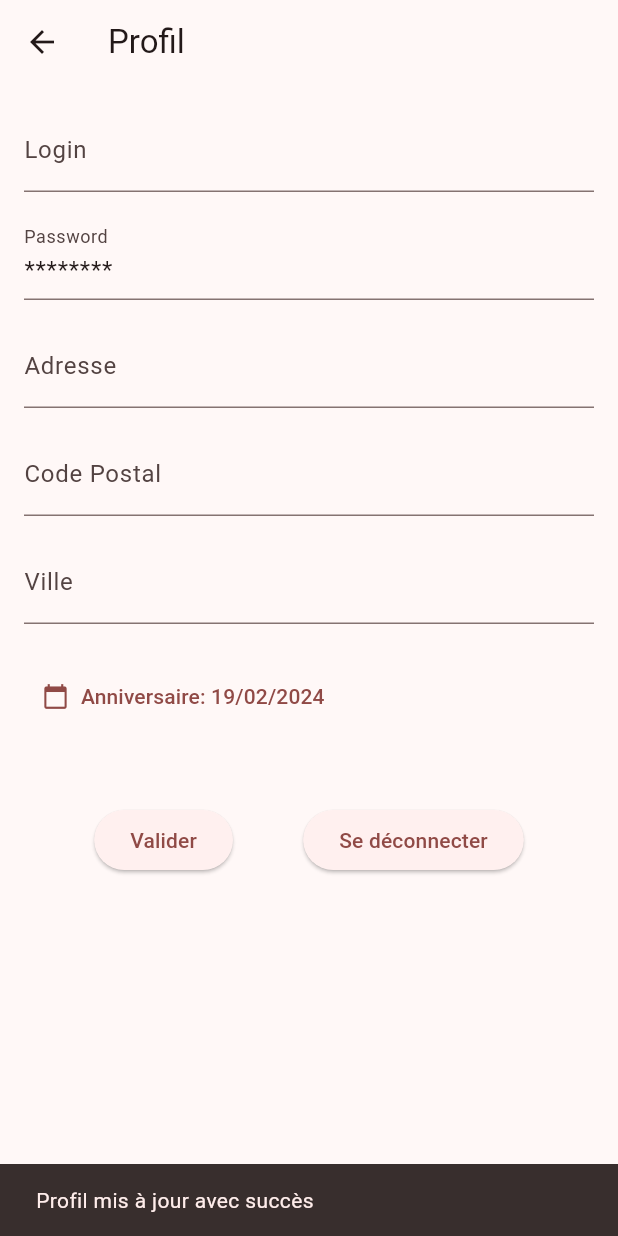
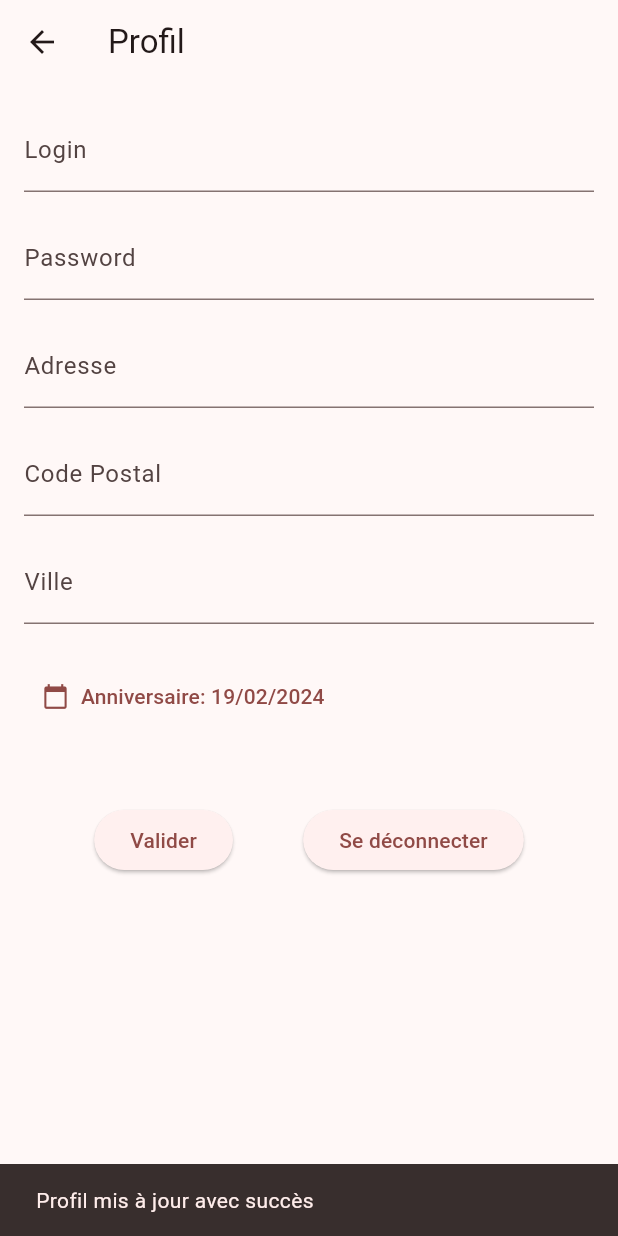
Before and after one commit to syphaxchergui/app_dev_mobile, a Flutter app: the ProfileScreen screen opened directly with empty values, after a tap on "Valider", on a phone screen of 412 x 824 dp. Run offline on Flutter 3.47's test engine with Material 3 defaults, Android fonts, the phone set to English and light mode, and no system bars; our stand-ins replace cloud_firestore, firebase_core; accounts and stored records are empty.

Commit message:
Add password field to User DTO and update password field in ProfileScreen

```diff
--- a/lib/DTOs/User.dart
+++ b/lib/DTOs/User.dart
@@ -3,6 +3,7 @@ import 'package:tp_2/DTOs/Activity.dart';
 class User {
   final String id;
   final String username;
+  String password;
   String address;
   DateTime birthday;
   String postalCode;
@@ -12,6 +13,7 @@ class User {
   User({
     required this.id,
     required this.username,
+    required this.password,
     required this.address,
     required this.birthday,
     required this.postalCode,
--- a/lib/Screens/CartScreen.dart
+++ b/lib/Screens/CartScreen.dart
@@ -68,7 +68,7 @@ class _CartScreenState extends State<CartScreen> {
                     ),
                   ),
                   trailing: IconButton(
-                    icon: Icon(Icons.remove_shopping_cart),
+                    icon: Icon(Icons.close),
                     onPressed: () {
                       _removeFromCart(index);
                     },
--- a/lib/Screens/ProfileScreen.dart
+++ b/lib/Screens/ProfileScreen.dart
@@ -15,6 +15,7 @@ class ProfileScreen extends StatefulWidget {
 
 class _ProfileScreenState extends State<ProfileScreen> {
   late TextEditingController _addressController;
+  late TextEditingController _passwordController;
   late TextEditingController _postalCodeController;
   late TextEditingController _cityController;
   late DateTime _selectedDate;
@@ -27,6 +28,7 @@ class _ProfileScreenState extends State<ProfileScreen> {
     _postalCodeController =
         TextEditingController(text: currentUser.postalCode.toString());
     _cityController = TextEditingController(text: currentUser.city);
+    _passwordController = TextEditingController(text: currentUser.password);
     _selectedDate = currentUser.birthday; // Initialize selected date
   }
 
@@ -48,8 +50,8 @@ class _ProfileScreenState extends State<ProfileScreen> {
             ),
             SizedBox(height: 16),
             TextFormField(
-              readOnly: true,
-              initialValue: '********',
+              controller: _passwordController,
+              obscureText: true,
               decoration: InputDecoration(labelText: 'Password'),
             ),
             SizedBox(height: 16),
@@ -95,6 +97,7 @@ class _ProfileScreenState extends State<ProfileScreen> {
                     currentUser.postalCode = _postalCodeController.text;
                     currentUser.city = _cityController.text;
                     currentUser.birthday = _selectedDate;
+                    currentUser.password = _passwordController.text;
 
                     AuthService authService = AuthService();
 
--- a/lib/Services/AuthService.dart
+++ b/lib/Services/AuthService.dart
@@ -26,6 +26,7 @@ class AuthService {
         currentUser = User(
           id: userDocument.id,
           username: userDocument['username'],
+          password: userDocument['password'],
           address: userDocument['address'],
           birthday: userDocument['birthday'].toDate(),
           postalCode: userDocument['postalCode'],
@@ -57,6 +58,7 @@ class AuthService {
     try {
       await _firestore.collection('users').doc(user.id).update({
         'address': user.address,
+        'password': user.password,
         'postalCode': user.postalCode,
         'city': user.city,
         'birthday': user.birthday,
```
